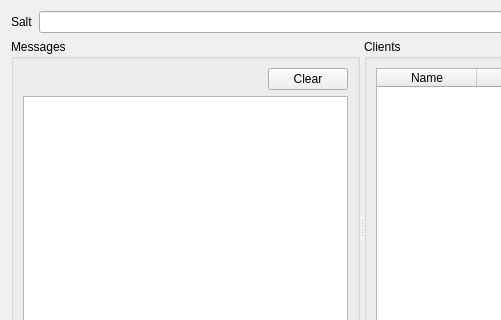
Qt form UI/buzzpage.ui (xloem/spot-on-svn) before a commit; both pictures show x 0 to 501 and y 0 to 320 of the 724 by 624 pixel window.
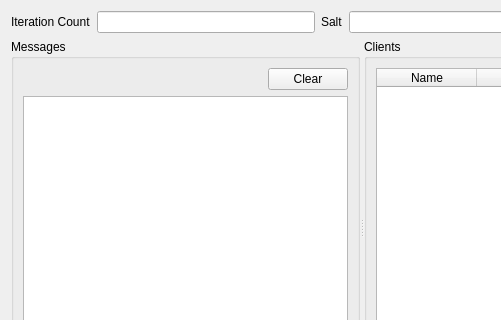
The same form after that commit. Custom widgets are drawn as their Qt base class.

The edit to the form file:
```diff
--- a/UI/buzzpage.ui
+++ b/UI/buzzpage.ui
@@ -16,6 +16,20 @@
   <layout class="QVBoxLayout" name="verticalLayout">
    <item>
     <layout class="QHBoxLayout" name="horizontalLayout">
+     <item>
+      <widget class="QLabel" name="label_3">
+       <property name="text">
+        <string>Iteration Count</string>
+       </property>
+      </widget>
+     </item>
+     <item>
+      <widget class="QLineEdit" name="iterationCount">
+       <property name="readOnly">
+        <bool>true</bool>
+       </property>
+      </widget>
+     </item>
      <item>
       <widget class="QLabel" name="label">
        <property name="text">
```
Left out of the diff: 3 changed lines with no effect on the pictures.
